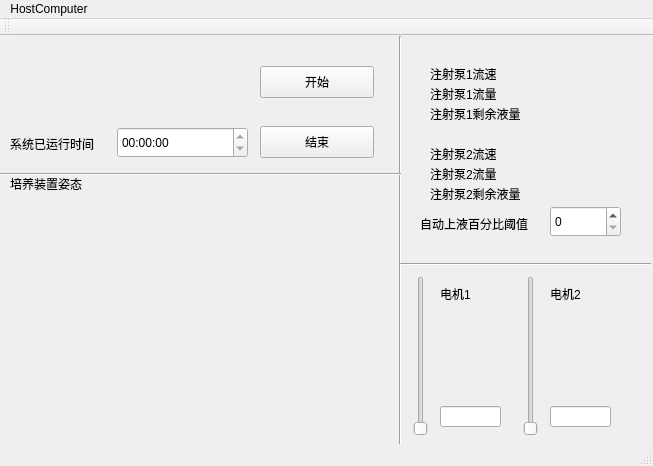
The window that mainwindow_new.ui (PaParaZz1/QtProjects) describes before a commit, drawn with Qt 5.
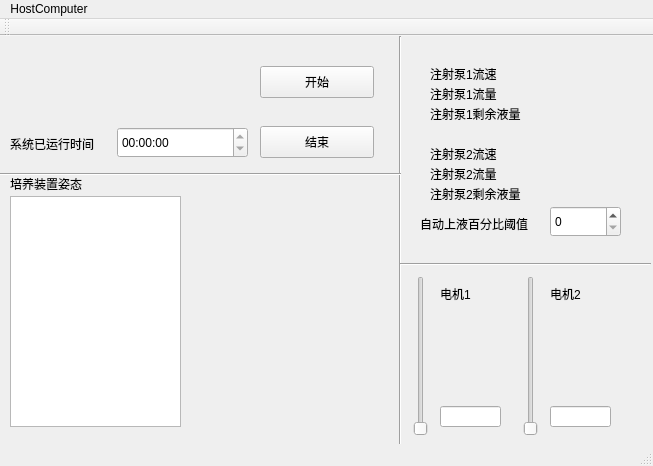
The same window after the commit.

What changed in the file:
```diff
--- a/mainwindow_new.ui
+++ b/mainwindow_new.ui
@@ -297,6 +297,16 @@
      </rect>
     </property>
    </widget>
+   <widget class="QTextEdit" name="real_state1">
+    <property name="geometry">
+     <rect>
+      <x>10</x>
+      <y>160</y>
+      <width>171</width>
+      <height>231</height>
+     </rect>
+    </property>
+   </widget>
   </widget>
   <widget class="QMenuBar" name="menuBar">
    <property name="geometry">
```
